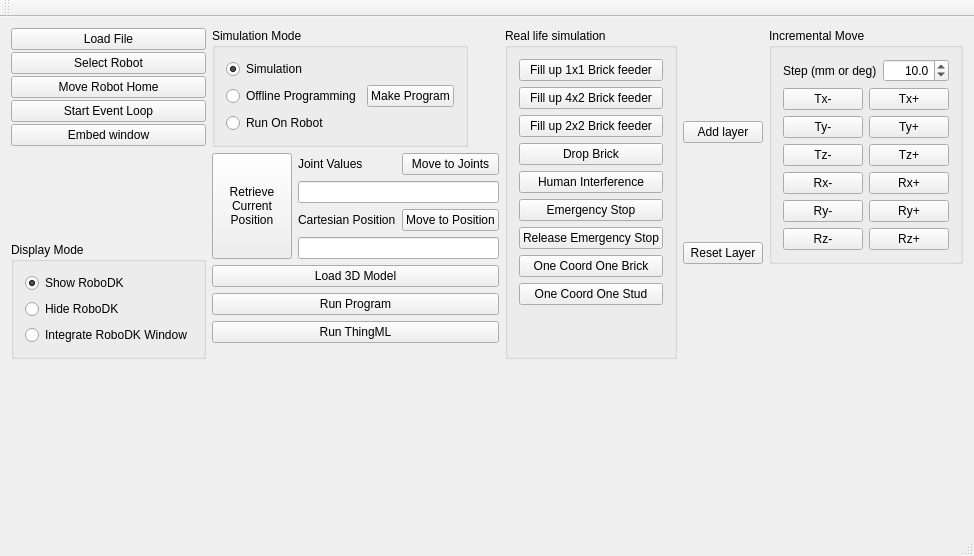
Qt form mainwindow.ui (Kimdrello/RoboDKBuildingWithLego) before a commit.
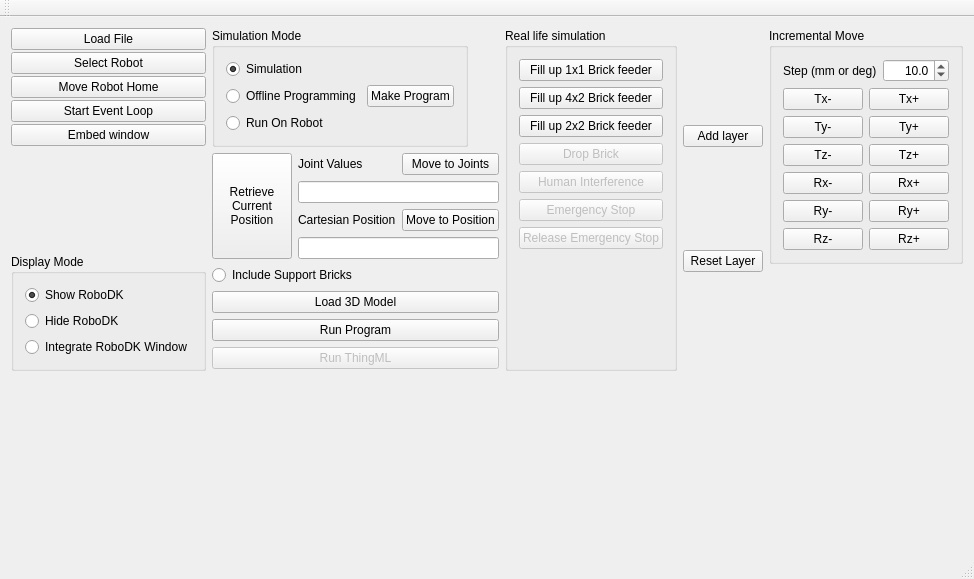
The same form after that commit.

Patch:
```diff
--- a/mainwindow.ui
+++ b/mainwindow.ui
@@ -7,7 +7,7 @@
     <x>0</x>
     <y>0</y>
     <width>915</width>
-    <height>556</height>
+    <height>579</height>
    </rect>
   </property>
   <property name="windowTitle">
@@ -249,6 +249,13 @@
               </item>
              </layout>
             </item>
+            <item>
+             <widget class="QRadioButton" name="radIncludeSBrick">
+              <property name="text">
+               <string>Include Support Bricks</string>
+              </property>
+             </widget>
+            </item>
             <item>
              <widget class="QPushButton" name="load3DModelbtn">
               <property name="text">
@@ -269,6 +276,9 @@
             </item>
             <item>
              <widget class="QPushButton" name="btnThingMLRun">
+              <property name="enabled">
+               <bool>false</bool>
+              </property>
               <property name="text">
                <string>Run ThingML</string>
               </property>
@@ -323,6 +333,9 @@
            </item>
            <item>
             <widget class="QPushButton" name="dropBrickbtn">
+             <property name="enabled">
+              <bool>false</bool>
+             </property>
              <property name="text">
               <string>Drop Brick</string>
              </property>
@@ -330,6 +343,9 @@
            </item>
            <item>
             <widget class="QPushButton" name="humanInterferencebtn">
+             <property name="enabled">
+              <bool>false</bool>
+             </property>
              <property name="text">
               <string>Human Interference</string>
              </property>
@@ -337,6 +353,9 @@
            </item>
            <item>
             <widget class="QPushButton" name="emergencyStopbtn">
+             <property name="enabled">
+              <bool>false</bool>
+             </property>
              <property name="text">
               <string>Emergency Stop</string>
              </property>
@@ -344,25 +363,14 @@
            </item>
            <item>
             <widget class="QPushButton" name="releaseEmergenyStopbtn">
+             <property name="enabled">
+              <bool>false</bool>
+             </property>
              <property name="text">
               <string>Release Emergency Stop</string>
              </property>
             </widget>
            </item>
-           <item>
-            <widget class="QPushButton" name="btnOneCoordOneBrick">
-             <property name="text">
-              <string>One Coord One Brick</string>
-             </property>
-            </widget>
-           </item>
-           <item>
-            <widget class="QPushButton" name="btnOneCoordOneStud">
-             <property name="text">
-              <string>One Coord One Stud</string>
-             </property>
-            </widget>
-           </item>
            <item>
             <spacer name="verticalSpacer_4">
              <property name="orientation">
```
